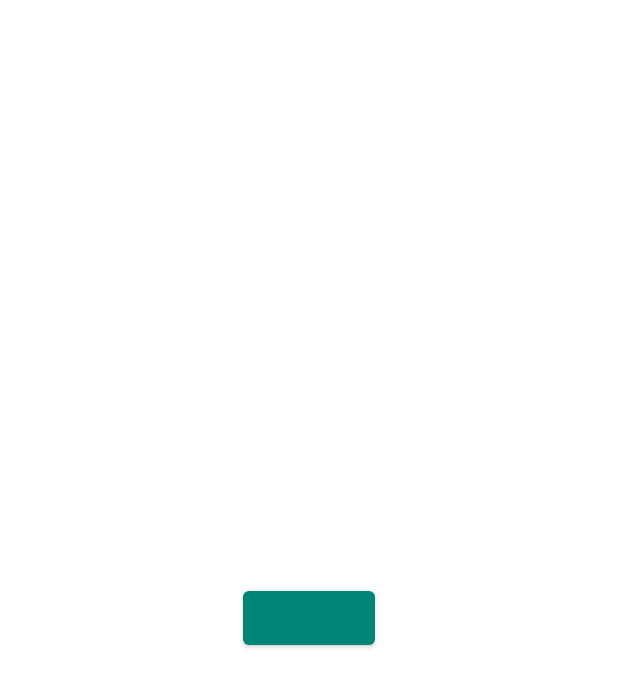
After one commit to kevng2/Anabolix, an Android app: the layout activity_login.xml on its own in the app's theme, with its tools: preview values and no code run, on a phone screen of 412 x 824 dp. The commit adds this screen. Shown: the top 687 px of the screen. Run offline under Robolectric (Android 15) with nearby library versions, the phone set to English and light mode, and no system bars.

Commit message:
Added sign in functionality
Added sign in and sign out functionality using Firebase. Current supported logins are Google and Facebook.

```diff
--- a/app/build.gradle
+++ b/app/build.gradle
@@ -1,4 +1,5 @@
 apply plugin: 'com.android.application'
+apply plugin: 'com.google.gms.google-services'
 
 android {
     compileSdkVersion 29
@@ -25,6 +26,9 @@ dependencies {
     implementation 'androidx.constraintlayout:constraintlayout:2.0.1'
     implementation 'com.mikhaellopez:circularprogressbar:3.0.3'
     implementation 'com.google.android.material:material:1.2.1'
+    implementation 'com.google.firebase:firebase-auth:16.0.5'
+    implementation 'com.firebaseui:firebase-ui-auth:6.2.0'
+    implementation 'com.facebook.android:facebook-android-sdk:7.1.0'
     testImplementation 'junit:junit:4.12'
     androidTestImplementation 'androidx.test.ext:junit:1.1.2'
     androidTestImplementation 'androidx.test.espresso:espresso-core:3.3.0'
--- a/app/src/main/AndroidManifest.xml
+++ b/app/src/main/AndroidManifest.xml
@@ -13,7 +13,9 @@
         android:supportsRtl="true"
         android:theme="@style/AppTheme"
         tools:ignore="GoogleAppIndexingWarning">
-        <activity android:name=".PedometerActivity"></activity>
+        <activity android:name=".LoginActivity"
+            android:parentActivityName=".MainActivity"></activity>
+        <activity android:name=".PedometerActivity" />
         <activity android:name=".MainActivity">
             <intent-filter>
                 <action android:name="android.intent.action.MAIN" />
--- /dev/null
+++ b/app/src/main/res/layout/activity_login.xml
@@ -0,0 +1,18 @@
+<?xml version="1.0" encoding="utf-8"?>
+<androidx.constraintlayout.widget.ConstraintLayout xmlns:android="http://schemas.android.com/apk/res/android"
+    xmlns:app="http://schemas.android.com/apk/res-auto"
+    xmlns:tools="http://schemas.android.com/tools"
+    android:layout_width="match_parent"
+    android:layout_height="match_parent"
+    tools:context=".LoginActivity">
+
+    <Button
+        android:id="@+id/logbutton"
+        android:layout_width="wrap_content"
+        android:layout_height="wrap_content"
+        app:layout_constraintBottom_toBottomOf="parent"
+        app:layout_constraintEnd_toEndOf="parent"
+        app:layout_constraintHorizontal_bias="0.5"
+        app:layout_constraintStart_toStartOf="parent"
+        app:layout_constraintTop_toTopOf="parent" />
+</androidx.constraintlayout.widget.ConstraintLayout>
--- a/app/src/main/res/layout/activity_main.xml
+++ b/app/src/main/res/layout/activity_main.xml
@@ -40,13 +40,13 @@
         android:layout_width="match_parent"
         android:layout_height="wrap_content"
         android:layout_marginStart="80dp"
-        android:layout_marginTop="200dp"
+        android:layout_marginTop="400dp"
         android:layout_marginEnd="80dp"
-        android:text="Russell's Button"
+        android:text="Login Button"
         app:layout_constraintBottom_toBottomOf="parent"
         app:layout_constraintEnd_toEndOf="parent"
         app:layout_constraintStart_toStartOf="parent"
-        app:layout_constraintTop_toBottomOf="@+id/kevin_button" />
+        app:layout_constraintTop_toBottomOf="parent" />
 
     <Button
         android:id="@+id/carter_button"
--- a/app/src/main/res/values/strings.xml
+++ b/app/src/main/res/values/strings.xml
@@ -11,4 +11,8 @@
     <string name="pedometer">pedometer</string>
     <string name="step_count_out_of_num">%1$d / 10000</string>
     <string name="_0">0</string>
+
+    <!-- Login related strings -->
+    <string name="facebook_application_id" translatable="false">367527987927813</string>
+    <string name="facebook_login_protocol_scheme" translatable="false">fb367527987927813</string>
 </resources>
--- a/build.gradle
+++ b/build.gradle
@@ -8,6 +8,7 @@ buildscript {
     }
     dependencies {
         classpath 'com.android.tools.build:gradle:3.5.3'
+        classpath 'com.google.gms:google-services:4.2.0'
 
         // NOTE: Do not place your application dependencies here; they belong
         // in the individual module build.gradle files
```
Also changed, not shown: app/src/main/java/com/android/gang/anabolix/LoginActivity.java (added, +110 -0 lines), app/src/main/java/com/android/gang/anabolix/MainActivity.java (+8 -1 lines), 1 other file.
